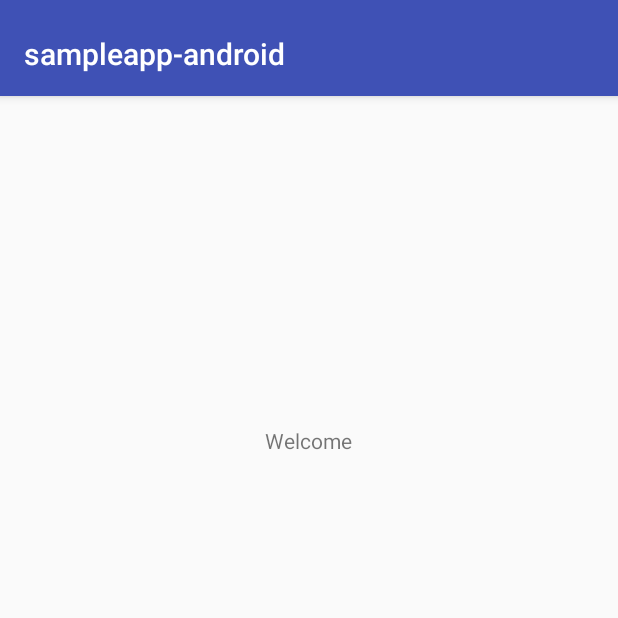
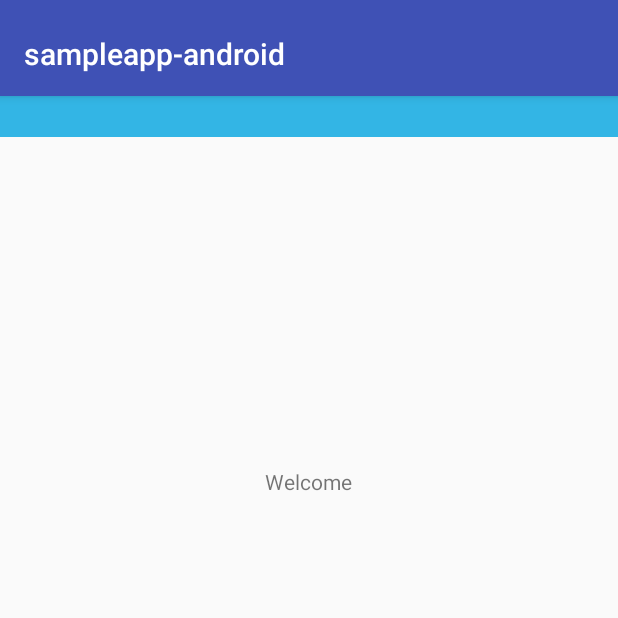
Before and after one commit to microsoft/appcenter-sampleapp-android, an Android app: the screen it shows after launch (MainActivity), on a phone screen of 412 x 824 dp, the top half of it. Run offline under Robolectric (Android 15) with nearby library versions, the phone set to English and light mode, and no system bars; libraries missing offline, so code that uses them is left out: com.microsoft.azure; 1 statement that could not run was skipped.

Commit message:
added paging title strip

```diff
--- a/app/src/main/res/layout/activity_root.xml
+++ b/app/src/main/res/layout/activity_root.xml
@@ -7,6 +7,24 @@
     android:layout_height="match_parent"
     android:fitsSystemWindows="true"
     tools:context="com.example.mobilecenter.sampleapp_android.MainActivity">
+
+    <android.support.v4.view.ViewPager
+        android:id="@+id/container"
+        android:layout_width="match_parent"
+        android:layout_height="match_parent"
+        app:layout_behavior="@string/appbar_scrolling_view_behavior">
+
+        <android.support.v4.view.PagerTitleStrip
+            android:id="@+id/pager_title_strip"
+            android:layout_width="match_parent"
+            android:layout_height="wrap_content"
+            android:layout_gravity="top"
+            android:background="#33b5e5"
+            android:paddingBottom="4dp"
+            android:paddingTop="4dp"
+            android:textColor="#fff" />
+
+    </android.support.v4.view.ViewPager>
 
     <android.support.design.widget.AppBarLayout
         android:id="@+id/appbar"
@@ -21,16 +39,6 @@
             android:layout_height="?attr/actionBarSize"
             android:background="?attr/colorPrimary"
             app:layout_scrollFlags="scroll|enterAlways"
-            app:popupTheme="@style/AppTheme.PopupOverlay">
-
-        </android.support.v7.widget.Toolbar>
-
+            app:popupTheme="@style/AppTheme.PopupOverlay" />
     </android.support.design.widget.AppBarLayout>
-
-    <android.support.v4.view.ViewPager
-        android:id="@+id/container"
-        android:layout_width="match_parent"
-        android:layout_height="match_parent"
-        app:layout_behavior="@string/appbar_scrolling_view_behavior" />
-
 </android.support.design.widget.CoordinatorLayout>
```
Also changed, not shown: app/src/main/java/com/example/mobilecenter/sampleapp_android/MainActivity.java (+6 -1 lines), app/src/main/res/menu/menu_root.xml (deleted, +0 -10 lines).
